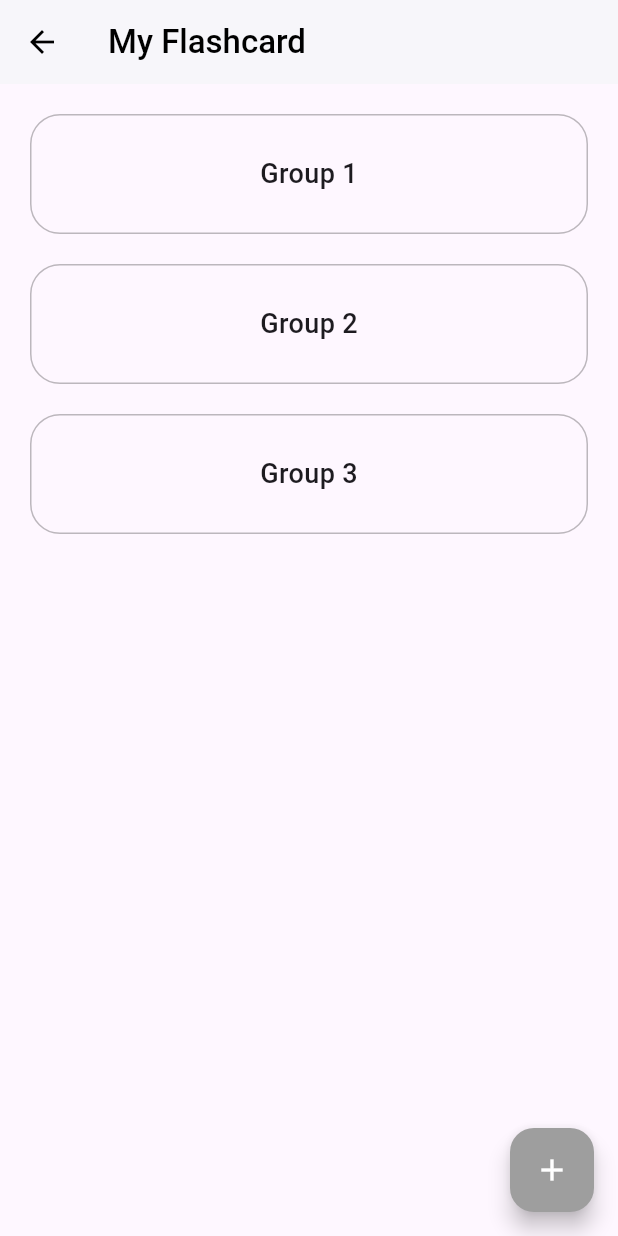
After one commit to trungnotchung/flash_ability, a Flutter app: the screen it shows after launch, item 3 of the bottom bar chosen, after a tap on "My flashcard", on a phone screen of 412 x 824 dp. The commit adds this screen. Run offline on Flutter 3.47's test engine with Material 3 defaults, Android fonts, the phone set to English and light mode, and no system bars; our stand-ins replace fl_chart.

Commit message:
add flashcard management screen

```diff
--- a/lib/home_page.dart
+++ b/lib/home_page.dart
@@ -22,7 +22,7 @@
 //       Vocabulary(
 //         id: '2',
 //         word: 'Family',
-//         meaning: 'A group of people related by blood or marriage',
+//         meaning: 'A flashcard of people related by blood or marriage',
 //         exampleSentence: 'I spend time with my family every weekend.',
 //         imageUrl: 'assets/images/family.png',
 //       ),
--- a/lib/screens/main_screen.dart
+++ b/lib/screens/main_screen.dart
@@ -1,4 +1,5 @@
 import 'package:flash_ability/screens/learning/learning.dart';
+import 'package:flash_ability/screens/management/management.dart';
 import 'package:flutter/material.dart';
 import 'home_page.dart';
 import 'placeholder_screen.dart';
@@ -18,7 +19,7 @@ class _MainScreenState extends State<MainScreen> {
     const HomePage(),
     const LearningScreen(),
     // const PlaceholderScreen(title: 'Management'),
-    const ProgressScreen(), // Changed from PlaceholderScreen to ProgressScreen
+    const ManagementScreen(), // Changed from PlaceholderScreen to ProgressScreen
     const PlaceholderScreen(title: 'Profile'),
   ];
 
@@ -50,9 +51,9 @@ class _MainScreenState extends State<MainScreen> {
             label: 'Learning',
           ),
           BottomNavigationBarItem(
-            icon: Icon(Icons.bar_chart_outlined),
-            activeIcon: Icon(Icons.bar_chart),
-            label: 'Progress',
+            icon: Icon(Icons.business_center_outlined),
+            activeIcon: Icon(Icons.business_center),
+            label: 'Management',
           ),
           BottomNavigationBarItem(
             icon: Icon(Icons.person_outline),
--- /dev/null
+++ b/lib/screens/management/flashcard/my_flashcard_screen.dart
@@ -0,0 +1,103 @@
+import 'package:flash_ability/screens/management/flashcard/my_flashcard_of_group_screen.dart';
+import 'package:flash_ability/services/management/flashcard/group.dart';
+import 'package:flutter/material.dart';
+
+class MyFlashcardScreen extends StatelessWidget {
+  const MyFlashcardScreen({super.key});
+
+  @override
+  Widget build(BuildContext context) {
+    return Scaffold(
+      appBar: AppBar(
+        backgroundColor: Colors.white,
+        elevation: 1,
+        leading: const BackButton(color: Colors.black),
+        title: const Text(
+          'My Flashcard',
+          style: TextStyle(
+            color: Colors.black,
+            fontWeight: FontWeight.w500,
+          ),
+        ),
+      ),
+      body: Padding(
+        padding: const EdgeInsets.all(20.0),
+        child: FutureBuilder<List<String>>(
+          future: GroupOperation.getGroups(),
+          builder: (context, snapshot) {
+            if (snapshot.connectionState == ConnectionState.waiting) {
+              return const Center(child: CircularProgressIndicator());
+            } else if (snapshot.hasError) {
+              return Center(child: Text('Error: ${snapshot.error}'));
+            } else if (!snapshot.hasData || snapshot.data!.isEmpty) {
+              return const Center(child: Text('No flashcard groups found'));
+            } else {
+              return ListView.separated(
+                shrinkWrap: true,
+                physics: const NeverScrollableScrollPhysics(),
+                itemCount: snapshot.data!.length,
+                separatorBuilder: (context, index) => const SizedBox(height: 20),
+                itemBuilder: (context, index) {
+                  final group = snapshot.data![index];
+                  return FlashcardGroupButton(
+                    groupName: group,
+                    onTap: () {
+                      Navigator.push(
+                        context,
+                        MaterialPageRoute(
+                          builder: (context) => MyFlashcardOfGroupScreen(
+                            groupName: group,
+                          ),
+                        ),
+                      );
+                    },
+                  );
+                },
+              );
+            }
+          },
+        ),
+      ),
+      floatingActionButton: FloatingActionButton(
+        onPressed: () {},
+        backgroundColor: Colors.grey,
+        child: const Icon(Icons.add, color: Colors.white),
+      ),
+    );
+  }
+}
+
+class FlashcardGroupButton extends StatelessWidget {
+  final String groupName;
+  final VoidCallback onTap;
+
+  const FlashcardGroupButton({
+    super.key,
+    required this.groupName,
+    required this.onTap,
+  });
+
+  @override
+  Widget build(BuildContext context) {
+    return GestureDetector(
+      onTap: onTap,
+      child: Container(
+        width: double.infinity,
+        height: 80,
+        decoration: BoxDecoration(
+          border: Border.all(color: Colors.black26, width: 1),
+          borderRadius: BorderRadius.circular(20),
+        ),
+        child: Center(
+          child: Text(
+            groupName,
+            style: const TextStyle(
+              fontSize: 18,
+              fontWeight: FontWeight.w500,
+            ),
+          ),
+        ),
+      ),
+    );
+  }
+}
--- /dev/null
+++ b/lib/screens/management/management.dart
@@ -0,0 +1,112 @@
+import 'package:flash_ability/screens/management/flashcard/my_flashcard_screen.dart';
+import 'package:flash_ability/screens/progress_screen.dart';
+import 'package:flutter/material.dart';
+
+class FlashcardApp extends StatelessWidget {
+  const FlashcardApp({super.key});
+
+  @override
+  Widget build(BuildContext context) {
+    return MaterialApp(
+      title: 'Flashcard App',
+      theme: ThemeData(
+        primarySwatch: Colors.blue,
+        fontFamily: 'Arial',
+      ),
+      home: const ManagementScreen(),
+      debugShowCheckedModeBanner: false,
+    );
+  }
+}
+
+class ManagementScreen extends StatelessWidget {
+  const ManagementScreen({super.key});
+
+  @override
+  Widget build(BuildContext context) {
+    return Scaffold(
+      appBar: AppBar(
+        backgroundColor: Colors.white,
+        elevation: 1,
+        leading: const BackButton(color: Colors.black),
+        title: const Text(
+          'Management',
+          style: TextStyle(
+            color: Colors.black,
+            fontWeight: FontWeight.w500,
+          ),
+        ),
+      ),
+      body: Padding(
+        padding: const EdgeInsets.all(20.0),
+        child: Column(
+          children: [
+            ManagementButton(
+              title: 'My flashcard',
+              onTap: () {
+                Navigator.push(
+                  context,
+                  MaterialPageRoute(
+                    builder: (context) => const MyFlashcardScreen(),
+                  ),
+                );
+              },
+            ),
+            const SizedBox(height: 20),
+            ManagementButton(
+              title: 'My progress',
+              onTap: () {
+                Navigator.push(
+                  context,
+                  MaterialPageRoute(
+                    builder: (context) => const ProgressScreen(),
+                  ),
+                );
+              },
+            ),
+            const SizedBox(height: 20),
+            ManagementButton(
+              title: 'My community',
+              onTap: () {},
+            ),
+          ],
+        ),
+      ),
+    );
+  }
+}
+
+class ManagementButton extends StatelessWidget {
+  final String title;
+  final VoidCallback onTap;
+
+  const ManagementButton({
+    super.key,
+    required this.title,
+    required this.onTap,
+  });
+
+  @override
+  Widget build(BuildContext context) {
+    return GestureDetector(
+      onTap: onTap,
+      child: Container(
+        width: double.infinity,
+        height: 80,
+        decoration: BoxDecoration(
+          border: Border.all(color: Colors.black26, width: 1),
+          borderRadius: BorderRadius.circular(20),
+        ),
+        child: Center(
+          child: Text(
+            title,
+            style: const TextStyle(
+              fontSize: 18,
+              fontWeight: FontWeight.w500,
+            ),
+          ),
+        ),
+      ),
+    );
+  }
+}
--- a/lib/screens/search_screen.dart
+++ b/lib/screens/search_screen.dart
@@ -49,7 +49,7 @@ class _SearchScreenState extends State<SearchScreen>
       Vocabulary(
         id: '2',
         word: 'Family',
-        meaning: 'A group of people related by blood or marriage',
+        meaning: 'A flashcard of people related by blood or marriage',
         exampleSentence: 'I spend time with my family every weekend.',
         imageUrl: 'assets/images/family.png',
       ),
--- /dev/null
+++ b/lib/services/management/flashcard/group.dart
@@ -0,0 +1,13 @@
+class GroupOperation {
+  GroupOperation._();
+
+  static Future<List<String>> getGroups() async {
+    // Simulate a network call or database query
+    await Future.delayed(const Duration(seconds: 1));
+    return [
+      'Group 1',
+      'Group 2',
+      'Group 3',
+    ];
+  }
+}
```
Also changed, not shown: lib/screens/management/flashcard/add_flashcard_to_group.dart (added, +338 -0 lines), lib/screens/management/flashcard/my_flashcard_of_group_screen.dart (added, +136 -0 lines), lib/services/management/flashcard/flashcard.dart (added, +20 -0 lines).
